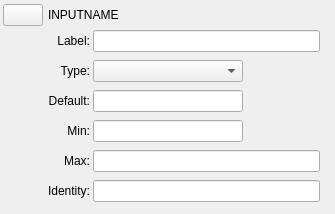
Before: the Qt Designer form examples/Qt/ISFEditor/JSONGUI/JSONGUIInputPoint2DWidget.ui in mrRay/VVISF-GL, drawn with Qt 5.
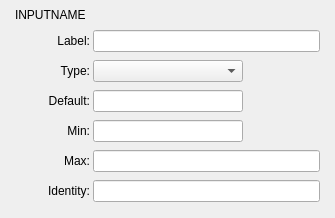
After: the same form once the commit is applied. Icons and pictures are not drawn. Custom widgets are drawn as their Qt base class.

Diff of the .ui file:
```diff
--- a/examples/Qt/ISFEditor/JSONGUI/JSONGUIInputPoint2DWidget.ui
+++ b/examples/Qt/ISFEditor/JSONGUI/JSONGUIInputPoint2DWidget.ui
@@ -7,7 +7,7 @@
     <x>0</x>
     <y>0</y>
     <width>335</width>
-    <height>214</height>
+    <height>218</height>
    </rect>
   </property>
   <property name="windowTitle">
@@ -41,19 +41,6 @@
        </property>
       </widget>
      </item>
-     <item row="0" column="0">
-      <widget class="QPushButton" name="pushButton">
-       <property name="sizePolicy">
-        <sizepolicy hsizetype="Fixed" vsizetype="Fixed">
-         <horstretch>0</horstretch>
-         <verstretch>0</verstretch>
-        </sizepolicy>
-       </property>
-       <property name="text">
-        <string/>
-       </property>
-      </widget>
-     </item>
      <item row="0" column="2">
       <widget class="QLabelClickable" name="deleteLabel">
        <property name="sizePolicy">
@@ -85,6 +72,25 @@
        </property>
       </widget>
      </item>
+     <item row="0" column="0">
+      <widget class="QLabelDrag" name="dragLabel">
+       <property name="maximumSize">
+        <size>
+         <width>24</width>
+         <height>24</height>
+        </size>
+       </property>
+       <property name="text">
+        <string/>
+       </property>
+       <property name="pixmap">
+        <pixmap resource="../resources.qrc">:/resources/JSONRearrangeButtonImg.png</pixmap>
+       </property>
+       <property name="scaledContents">
+        <bool>true</bool>
+       </property>
+      </widget>
+     </item>
     </layout>
    </item>
    <item>
@@ -264,6 +270,11 @@
    <extends>QLabel</extends>
    <header>QLabelClickable.h</header>
   </customwidget>
+  <customwidget>
+   <class>QLabelDrag</class>
+   <extends>QLabel</extends>
+   <header>QLabelDrag.h</header>
+  </customwidget>
  </customwidgets>
  <resources>
   <include location="../resources.qrc"/>
```
